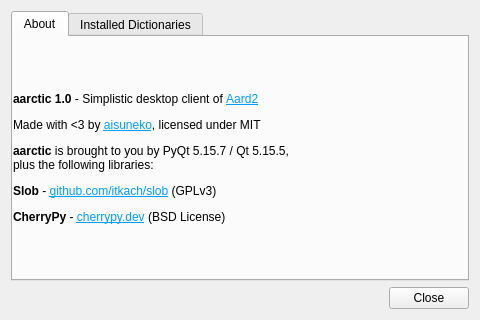
aisuneko/aarctic, file src/aarctic/ui/about.ui: the form before one commit.
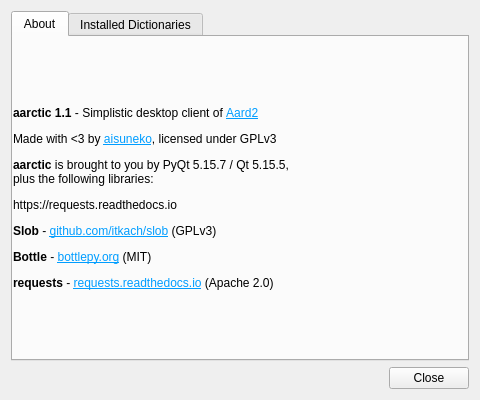
The form after the commit. Icons and pictures are not drawn.

Diff of the .ui file:
```diff
--- a/src/aarctic/ui/about.ui
+++ b/src/aarctic/ui/about.ui
@@ -7,13 +7,13 @@
     <x>0</x>
     <y>0</y>
     <width>480</width>
-    <height>320</height>
+    <height>400</height>
    </rect>
   </property>
   <property name="minimumSize">
    <size>
     <width>480</width>
-    <height>320</height>
+    <height>400</height>
    </size>
   </property>
   <property name="windowTitle">
@@ -52,7 +52,7 @@
        <item row="0" column="0">
         <widget class="QLabel" name="label">
          <property name="text">
-          <string>&lt;html&gt;&lt;head/&gt;&lt;body&gt;&lt;p&gt;&lt;span style=&quot; font-weight:600;&quot;&gt;aarctic 1.0 &lt;/span&gt;- Simplistic desktop client of &lt;a href=&quot;http://aarddict.org/&quot;&gt;&lt;span style=&quot; text-decoration: underline; color:#009dff;&quot;&gt;Aard2&lt;/span&gt;&lt;/a&gt;&lt;/p&gt;&lt;p&gt;Made with &amp;lt;3 by &lt;a href=&quot;https://github.com/aisuneko&quot;&gt;&lt;span style=&quot; text-decoration: underline; color:#009dff;&quot;&gt;aisuneko&lt;/span&gt;&lt;/a&gt;, licensed under MIT&lt;/p&gt;&lt;p&gt;&lt;span style=&quot; font-weight:600;&quot;&gt;aarctic&lt;/span&gt; is brought to you by PyQt 5.15.7 / Qt 5.15.5, &lt;br/&gt;plus the following libraries:&lt;/p&gt;&lt;p&gt;&lt;span style=&quot; font-weight:600;&quot;&gt;Slob&lt;/span&gt; - &lt;a href=&quot;https://github.com/itkach/slob&quot;&gt;&lt;span style=&quot; text-decoration: underline; color:#009dff;&quot;&gt;github.com/itkach/slob&lt;/span&gt;&lt;/a&gt; (GPLv3)&lt;/p&gt;&lt;p&gt;&lt;span style=&quot; font-weight:600;&quot;&gt;CherryPy &lt;/span&gt;- &lt;a href=&quot;https://cherrypy.dev/&quot;&gt;&lt;span style=&quot; text-decoration: underline; color:#009dff;&quot;&gt;cherrypy.dev&lt;/span&gt;&lt;/a&gt; (BSD License)&lt;/p&gt;&lt;/body&gt;&lt;/html&gt;</string>
+          <string>&lt;html&gt;&lt;head/&gt;&lt;body&gt;&lt;p&gt;&lt;span style=&quot; font-weight:600;&quot;&gt;aarctic 1.1 &lt;/span&gt;- Simplistic desktop client of &lt;a href=&quot;http://aarddict.org/&quot;&gt;&lt;span style=&quot; text-decoration: underline; color:#009dff;&quot;&gt;Aard2&lt;/span&gt;&lt;/a&gt;&lt;/p&gt;&lt;p&gt;Made with &amp;lt;3 by &lt;a href=&quot;https://github.com/aisuneko&quot;&gt;&lt;span style=&quot; text-decoration: underline; color:#009dff;&quot;&gt;aisuneko&lt;/span&gt;&lt;/a&gt;, licensed under GPLv3&lt;/p&gt;&lt;p&gt;&lt;span style=&quot; font-weight:600;&quot;&gt;aarctic&lt;/span&gt; is brought to you by PyQt 5.15.7 / Qt 5.15.5, &lt;br/&gt;plus the following libraries:&lt;/p&gt;&lt;p&gt;https://requests.readthedocs.io&lt;/p&gt;&lt;p&gt;&lt;span style=&quot; font-weight:600;&quot;&gt;Slob&lt;/span&gt; - &lt;a href=&quot;https://github.com/itkach/slob&quot;&gt;&lt;span style=&quot; text-decoration: underline; color:#009dff;&quot;&gt;github.com/itkach/slob&lt;/span&gt;&lt;/a&gt; (GPLv3)&lt;/p&gt;&lt;p&gt;&lt;span style=&quot; font-weight:600;&quot;&gt;Bottle &lt;/span&gt;- &lt;a href=&quot;https://bottlepy.org/&quot;&gt;&lt;span style=&quot; text-decoration: underline; color:#009dff;&quot;&gt;bottlepy.org&lt;/span&gt;&lt;/a&gt; (MIT)&lt;/p&gt;&lt;p&gt;&lt;span style=&quot; font-weight:600;&quot;&gt;requests &lt;/span&gt;- &lt;a href=&quot;https://requests.readthedocs.io&quot;&gt;&lt;span style=&quot; text-decoration: underline; color:#009dff;&quot;&gt;requests.readthedocs.io&lt;/span&gt;&lt;/a&gt; (Apache 2.0)&lt;/p&gt;&lt;/body&gt;&lt;/html&gt;</string>
          </property>
         </widget>
        </item>
```
